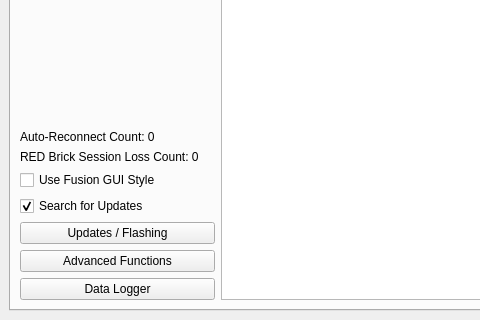
Qt form src/brickv/ui/mainwindow.ui (Tinkerforge/brickv) before a commit; both pictures show x 0 to 480 and y 280 to 600 of the 900 by 600 pixel window.
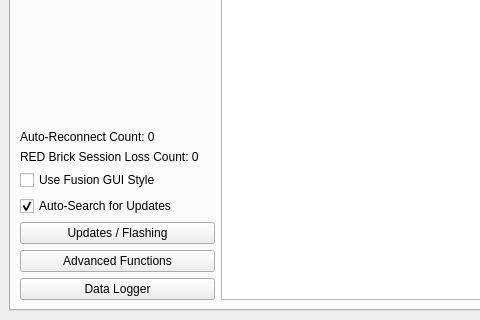
The same form after that commit.

Commit message: Button text changes.

Diff of the .ui file:
```diff
--- a/src/brickv/ui/mainwindow.ui
+++ b/src/brickv/ui/mainwindow.ui
@@ -181,7 +181,7 @@
           <item row="11" column="0" colspan="2">
            <widget class="QCheckBox" name="checkbox_search_updates">
             <property name="text">
-             <string>Search for Updates</string>
+             <string>Auto-Search for Updates</string>
             </property>
             <property name="checked">
              <bool>true</bool>
```
The commit also changes 1 other file.
